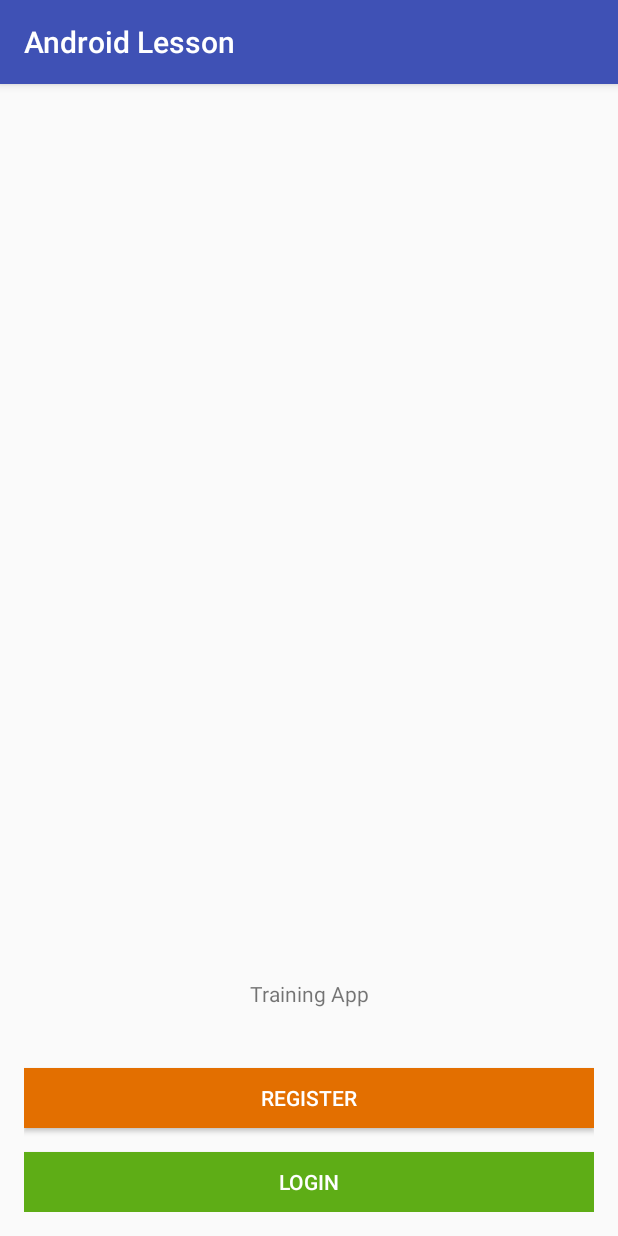
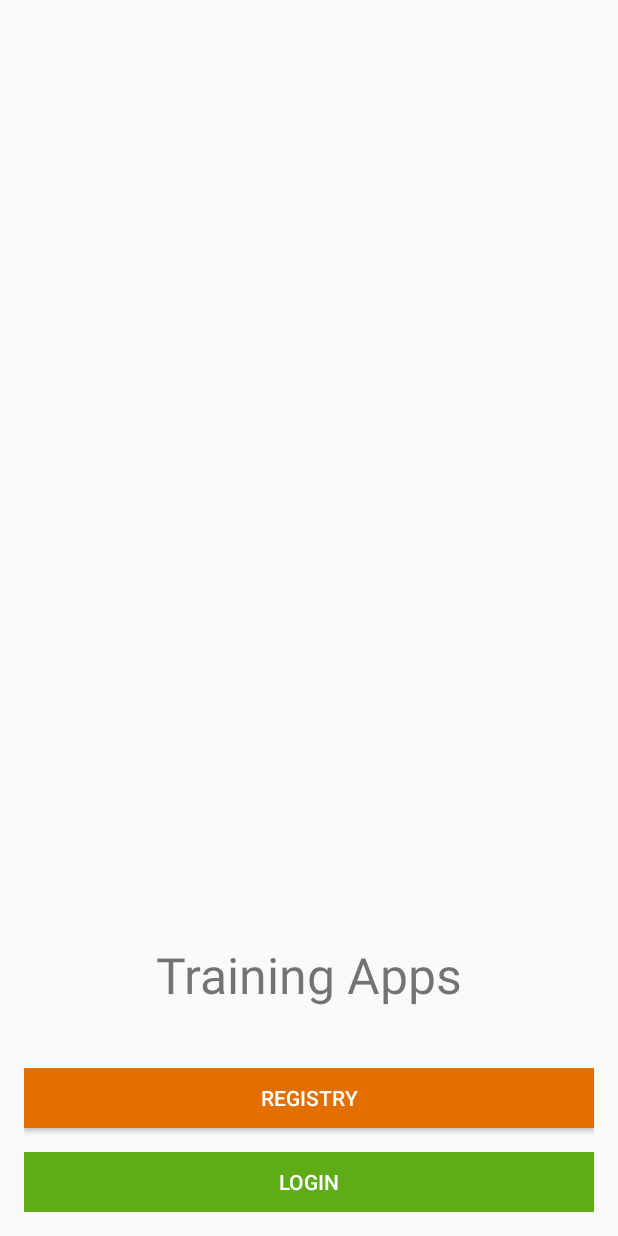
Before and after one commit to Mathvediz/AndroidLesson, an Android app: the screen it shows after launch (TopActivity), on a phone screen of 412 x 824 dp. Run offline under Robolectric (Android 15) with nearby library versions, the phone set to English and light mode, and no system bars.

Commit message:
Change Text To String

```diff
--- a/app/src/main/res/layout/activity_top.xml
+++ b/app/src/main/res/layout/activity_top.xml
@@ -17,14 +17,15 @@
         <TextView
             android:layout_width="match_parent"
             android:layout_height="wrap_content"
-            android:text="Training App"
+            android:text="@string/label_title"
             android:gravity="center"
+            android:textSize="15pt"
             />
         <Button
             android:layout_width="match_parent"
             android:layout_height="40dp"
             android:layout_marginTop="40dp"
-            android:text="Register"
+            android:text="@string/label_registry"
             android:textColor="@android:color/white"
             android:background="@color/colorButtonRegister"
             />
@@ -33,7 +34,7 @@
             android:layout_width="match_parent"
             android:layout_height="40dp"
             android:layout_marginTop="16dp"
-            android:text="Login"
+            android:text="@string/label_login"
             android:textColor="@android:color/white"
             android:background="#5EAD16"/>
     </LinearLayout>
--- a/app/src/main/res/values/strings.xml
+++ b/app/src/main/res/values/strings.xml
@@ -1,3 +1,6 @@
 <resources>
     <string name="app_name">Android Lesson</string>
+    <string name="label_title">Training Apps</string>
+    <string name="label_registry">Registry</string>
+    <string name="label_login">Login</string>
 </resources>
--- a/app/src/main/res/values/styles.xml
+++ b/app/src/main/res/values/styles.xml
@@ -1,7 +1,7 @@
 <resources>
 
     <!-- Base application theme. -->
-    <style name="AppTheme" parent="Theme.AppCompat.Light.DarkActionBar">
+    <style name="AppTheme" parent="Theme.AppCompat.Light.NoActionBar">
         <!-- Customize your theme here. -->
         <item name="colorPrimary">@color/colorPrimary</item>
         <item name="colorPrimaryDark">@color/colorPrimaryDark</item>
```
